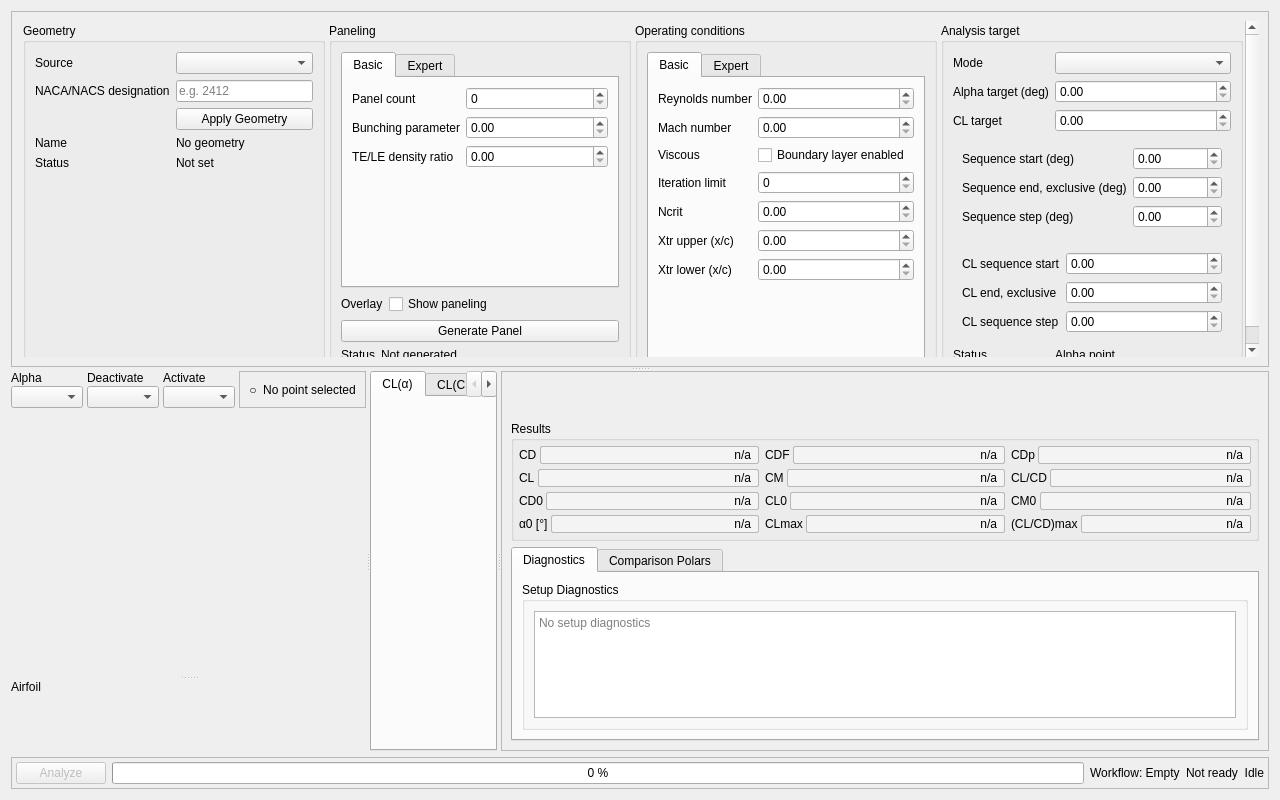
The window that src/gui/XFoilWidget.ui (of33/XFOIL.next) describes before a commit, drawn with Qt 5.
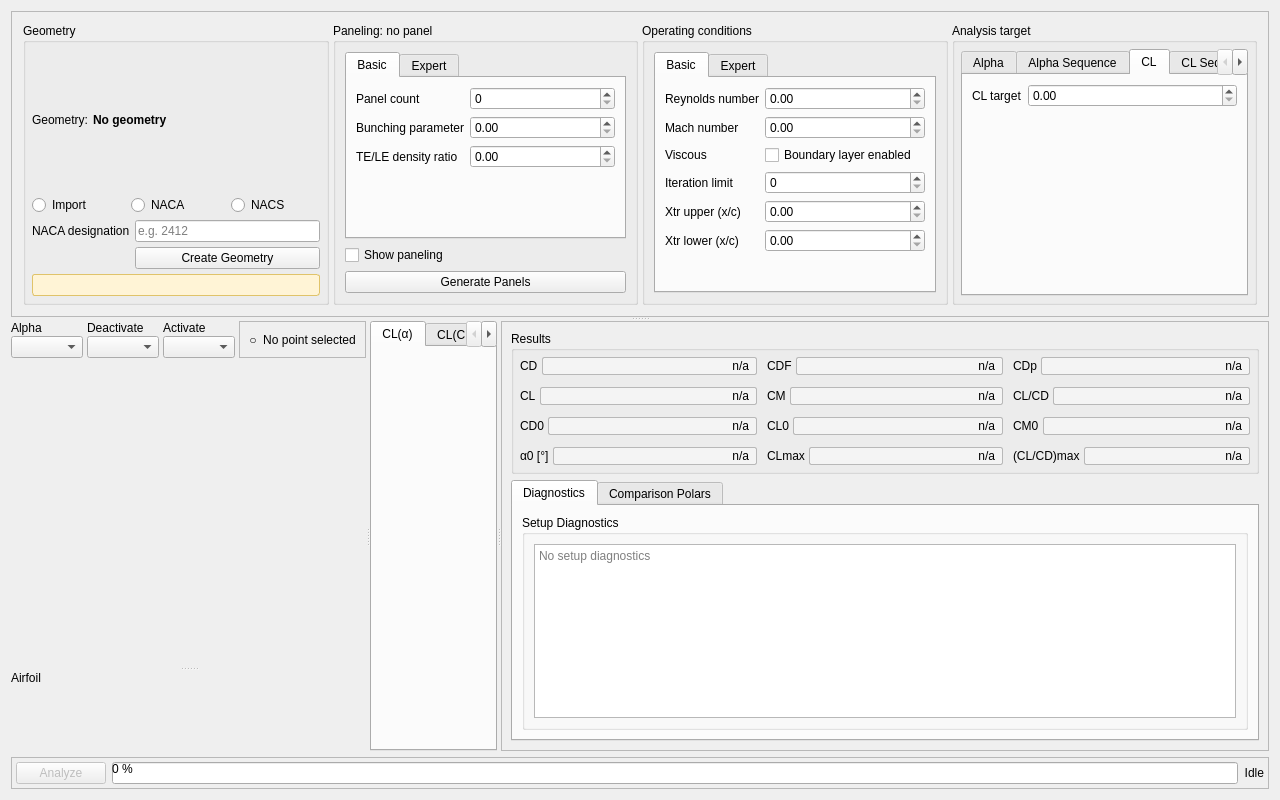
The same window after the commit. The open tabs and pages were chosen to show the change. Custom widgets are drawn as their Qt base class.

Commit message: Refine XFOIL.next GUI airfoil workflow

Diff of the .ui file:
```diff
--- a/src/gui/XFoilWidget.ui
+++ b/src/gui/XFoilWidget.ui
@@ -99,38 +99,142 @@
              <property name="title">
               <string>Geometry</string>
              </property>
+             <layout class="QVBoxLayout" name="geometryGroupLayout">
+              <property name="leftMargin">
+               <number>6</number>
+              </property>
+              <property name="topMargin">
+               <number>6</number>
+              </property>
+              <property name="rightMargin">
+               <number>6</number>
+              </property>
+              <property name="bottomMargin">
+               <number>6</number>
+              </property>
+              <property name="spacing">
+               <number>5</number>
+              </property>
+              <item>
+               <layout class="QHBoxLayout" name="geometryHeaderLayout">
+                <property name="leftMargin">
+                 <number>0</number>
+                </property>
+                <property name="topMargin">
+                 <number>0</number>
+                </property>
+                <property name="rightMargin">
+                 <number>0</number>
+                </property>
+                <property name="bottomMargin">
+                 <number>0</number>
+                </property>
+                <property name="spacing">
+                 <number>5</number>
+                </property>
+                <item>
+                 <widget class="QLabel" name="geometryHeaderLabel">
+                  <property name="text">
+                   <string>Geometry:</string>
+                  </property>
+                  <property name="accessibleName">
+                   <string>Geometry</string>
+                  </property>
+                 </widget>
+                </item>
+                <item>
+                 <widget class="QStackedWidget" name="airfoilNameStack">
+                  <property name="sizePolicy">
+                   <sizepolicy hsizetype="Expanding" vsizetype="Preferred">
+                    <horstretch>1</horstretch>
+                    <verstretch>0</verstretch>
+                   </sizepolicy>
+                  </property>
+                  <widget class="QLabel" name="airfoilNameDisplayLabel">
+                   <property name="text">
+                    <string>No geometry</string>
+                   </property>
+                   <property name="styleSheet">
+                    <string>font-weight: 600;</string>
+                   </property>
+                   <property name="accessibleName">
+                    <string>Airfoil name</string>
+                   </property>
+                  </widget>
+                  <widget class="QLineEdit" name="airfoilNameEdit">
+                   <property name="toolTip">
+                    <string>Click the name, edit it, then press Enter or leave the field. Escape cancels.</string>
+                   </property>
+                   <property name="accessibleName">
+                    <string>Airfoil name</string>
+                   </property>
+                  </widget>
+                 </widget>
+                </item>
+               </layout>
+              </item>
+              <item>
+               <layout class="QHBoxLayout" name="geometrySourceLayout">
+                <property name="leftMargin">
+                 <number>0</number>
+                </property>
+                <property name="topMargin">
+                 <number>0</number>
+                </property>
+                <property name="rightMargin">
+                 <number>0</number>
+                </property>
+                <property name="bottomMargin">
+                 <number>0</number>
+                </property>
+                <property name="spacing">
+                 <number>10</number>
+                </property>
+                <item>
+                 <widget class="QRadioButton" name="geometryImportRadio">
+                  <property name="text">
+                   <string>Import</string>
+                  </property>
+                  <property name="accessibleName">
+                   <string>Import airfoil coordinates</string>
+                  </property>
+                 </widget>
+                </item>
+                <item>
+                 <widget class="QRadioButton" name="geometryNacaRadio">
+                  <property name="text">
+                   <string>NACA</string>
+                  </property>
+                  <property name="accessibleName">
+                   <string>NACA geometry</string>
+                  </property>
+                 </widget>
+                </item>
+                <item>
+                 <widget class="QRadioButton" name="geometryNacsRadio">
+                  <property name="text">
+                   <string>NACS</string>
+                  </property>
+                  <property name="accessibleName">
+                   <string>NACS geometry</string>
+                  </property>
+                 </widget>
+                </item>
+               </layout>
+              </item>
+              <item>
              <layout class="QFormLayout" name="geometryForm">
               <property name="rowWrapPolicy">
                <enum>QFormLayout::WrapLongRows</enum>
               </property>
               <item row="0" column="0">
-               <widget class="QLabel" name="geometrySourceLabel">
-                <property name="text">
-                 <string>Source</string>
-                </property>
-               </widget>
-              </item>
-              <item row="0" column="1">
-               <widget class="QComboBox" name="geometrySourceCombo">
-                <property name="toolTip">
-                 <string>File geometry is supplied by the host through setGeometry(). NACA and NACS generate in memory.</string>
-                </property>
-                <property name="accessibleName">
-                 <string>Geometry source</string>
-                </property>
-                <property name="maximumWidth">
-                 <number>160</number>
-                </property>
-               </widget>
-              </item>
-              <item row="1" column="0">
                <widget class="QLabel" name="nacaDesignationLabel">
                 <property name="text">
-                 <string>NACA/NACS designation</string>
+                   <string>NACA designation</string>
                 </property>
                </widget>
               </item>
-              <item row="1" column="1">
+                <item row="0" column="1">
                <widget class="QLineEdit" name="nacaDesignationEdit">
                 <property name="placeholderText">
                  <string>e.g. 2412</string>
@@ -146,10 +250,10 @@
                 </property>
                </widget>
               </item>
-              <item row="2" column="1">
+                <item row="1" column="1">
                <widget class="QPushButton" name="applyGeometryButton">
                 <property name="text">
-                 <string>Apply Geometry</string>
+                   <string>Create Geometry</string>
                 </property>
                 <property name="toolTip">
                  <string>Validate and adopt the selected NACA or NACS geometry.</string>
@@ -159,31 +263,24 @@
                 </property>
                </widget>
               </item>
-              <item row="3" column="0">
-               <widget class="QLabel" name="geometryNameCaption">
-                <property name="text">
-                 <string>Name</string>
+                <property name="rowWrapPolicy">
+                 <enum>QFormLayout::WrapLongRows</enum>
                 </property>
-               </widget>
+               </layout>
               </item>
-              <item row="3" column="1">
-               <widget class="QLabel" name="geometryNameLabel">
+              <item>
+               <widget class="QLabel" name="geometryImportNoticeLabel">
                 <property name="text">
-                 <string>No geometry</string>
+                 <string />
                 </property>
-               </widget>
-              </item>
-              <item row="4" column="0">
-               <widget class="QLabel" name="geometryStatusCaption">
-                <property name="text">
-                 <string>Status</string>
+                <property name="wordWrap">
+                 <bool>true</bool>
                 </property>
-               </widget>
-              </item>
-              <item row="4" column="1">
-               <widget class="QLabel" name="geometryStatusLabel">
-                <property name="text">
-                 <string>Not set</string>
+                <property name="visible">
+                 <bool>false</bool>
+                </property>
+                <property name="styleSheet">
+                 <string>QLabel { color: #6a4c00; background-color: #fff4d6; border: 1px solid #e0c36a; border-radius: 3px; padding: 3px; }</string>
                 </property>
                </widget>
               </item>
@@ -199,7 +296,7 @@
               </sizepolicy>
              </property>
              <property name="title">
-              <string>Paneling</string>
+              <string>Paneling: no panel</string>
              </property>
              <layout class="QVBoxLayout" name="panelingGroupLayout">
               <item>
@@ -390,18 +487,6 @@
                </widget>
               </item>
               <item>
-               <layout class="QFormLayout" name="panelingPreviewForm">
-                <property name="rowWrapPolicy">
-                 <enum>QFormLayout::WrapLongRows</enum>
-                </property>
-                <item row="0" column="0">
-                 <widget class="QLabel" name="showPanelingLabel">
-                  <property name="text">
-                   <string>Overlay</string>
-                  </property>
-                 </widget>
-                </item>
-                <item row="0" column="1">
                  <widget class="QCheckBox" name="showPanelingCheckBox">
                   <property name="text">
                    <string>Show paneling</string>
@@ -410,16 +495,14 @@
                    <string>Show the red panel contour and panel-node ticks. View only.</string>
                   </property>
                   <property name="accessibleName">
-                   <string>Show paneling overlay</string>
-                  </property>
-                 </widget>
-                </item>
-               </layout>
+                 <string>Show paneling</string>
+                </property>
+               </widget>
               </item>
               <item>
                <widget class="QPushButton" name="generatePanelButton">
                 <property name="text">
-                 <string>Generate Panel</string>
+                 <string>Generate Panels</string>
                 </property>
                 <property name="toolTip">
                  <string>Generate the panel from the current geometry and paneling options.</string>
@@ -429,27 +512,6 @@
                 </property>
                </widget>
               </item>
-              <item>
-               <layout class="QFormLayout" name="panelingStatusForm">
-                <property name="rowWrapPolicy">
-                 <enum>QFormLayout::WrapLongRows</enum>
-                </property>
-                <item row="0" column="0">
-                 <widget class="QLabel" name="panelStatusCaption">
-                  <property name="text">
-                   <string>Status</string>
-                  </property>
-                 </widget>
-                </item>
-                <item row="0" column="1">
-                 <widget class="QLabel" name="panelStatusLabel">
-                  <property name="text">
-                   <string>Not generated</string>
-                  </property>
-                 </widget>
-                </item>
-               </layout>
-              </item>
              </layout>
             </widget>
            </item>
@@ -559,33 +621,13 @@
                    </widget>
                   </item>
                   <item row="4" column="0">
-                   <widget class="QLabel" name="ncritLabel">
-                    <property name="text">
-                     <string>Ncrit</string>
-                    </property>
-                   </widget>
-                  </item>
-                  <item row="4" column="1">
-                   <widget class="QDoubleSpinBox" name="ncritSpin">
-                    <property name="toolTip">
-                     <string>Critical amplification exponent; must be positive.</string>
-                    </property>
-                    <property name="accessibleName">
-                     <string>Ncrit</string>
-                    </property>
-                    <property name="maximumWidth">
-                     <number>95</number>
-                    </property>
-                   </widget>
-                  </item>
-                  <item row="5" column="0">
                    <widget class="QLabel" name="xtrUpperLabel">
                     <property name="text">
                      <string>Xtr upper (x/c)</string>
                     </property>
                    </widget>
                   </item>
-                  <item row="5" column="1">
+                  <item row="4" column="1">
                    <widget class="QDoubleSpinBox" name="xtrUpperSpin">
                     <property name="toolTip">
                      <string>Upper transition trip position x/c in [0, 1].</string>
@@ -598,14 +640,14 @@
                     </property>
                    </widget>
                   </item>
-                  <item row="6" column="0">
+                  <item row="5" column="0">
                    <widget class="QLabel" name="xtrLowerLabel">
                     <property name="text">
                      <string>Xtr lower (x/c)</string>
                     </property>
                    </widget>
                   </item>
-                  <item row="6" column="1">
+                  <item row="5" column="1">
                    <widget class="QDoubleSpinBox" name="xtrLowerSpin">
                     <property name="toolTip">
                      <string>Lower transition trip position x/c in [0, 1].</string>
@@ -708,6 +750,26 @@
                     </property>
                    </widget>
                   </item>
+                  <item row="4" column="0">
+                   <widget class="QLabel" name="ncritLabel">
+                    <property name="text">
+                     <string>Ncrit</string>
+                    </property>
+                   </widget>
+                  </item>
+                  <item row="4" column="1">
+                   <widget class="QDoubleSpinBox" name="ncritSpin">
+                    <property name="toolTip">
+                     <string>Critical amplification exponent; must be positive.</string>
+                    </property>
+                    <property name="accessibleName">
+                     <string>Ncrit</string>
+                    </property>
+                    <property name="maximumWidth">
+                     <number>95</number>
+                    </property>
+                   </widget>
+                  </item>
                  </layout>
                 </widget>
                </widget>
@@ -726,35 +788,43 @@
              <property name="title">
               <string>Analysis target</string>
              </property>
-             <layout class="QFormLayout" name="targetForm">
+             <layout class="QVBoxLayout" name="targetGroupLayout">
+              <property name="leftMargin">
+               <number>6</number>
+              </property>
+              <property name="topMargin">
+               <number>6</number>
+              </property>
+              <property name="rightMargin">
+               <number>6</number>
+              </property>
+              <property name="bottomMargin">
+               <number>6</number>
+              </property>
+              <property name="spacing">
+               <number>4</number>
+              </property>
+              <item>
+               <widget class="QTabWidget" name="analysisTargetTabs">
+                <property name="accessibleName">
+                 <string>Analysis target mode pages</string>
+                </property>
+                <widget class="QWidget" name="alphaPointPage">
+                 <attribute name="title">
+                  <string>Alpha</string>
+                 </attribute>
+                 <layout class="QFormLayout" name="alphaPointPageForm">
               <property name="rowWrapPolicy">
                <enum>QFormLayout::WrapLongRows</enum>
               </property>
               <item row="0" column="0">
-               <widget class="QLabel" name="targetModeLabel">
-                <property name="text">
-                 <string>Mode</string>
-                </property>
-               </widget>
-              </item>
-              <item row="0" column="1">
-               <widget class="QComboBox" name="targetModeCombo">
-                <property name="toolTip">
-                 <string>Choose alpha point, CL point, alpha sequence or CL sequence.</string>
-                </property>
-                <property name="accessibleName">
-                 <string>Analysis target mode</string>
-                </property>
-               </widget>
-              </item>
-              <item row="1" column="0">
                <widget class="QLabel" name="alphaTargetLabel">
                 <property name="text">
                  <string>Alpha target (deg)</string>
                 </property>
                </widget>
               </item>
-              <item row="1" column="1">
+                  <item row="0" column="1">
                <widget class="QDoubleSpinBox" name="alphaTargetSpin">
                 <property name="toolTip">
                  <string>Alpha target in degrees.</string>
@@ -767,29 +837,13 @@
                 </property>
                </widget>
               </item>
-              <item row="2" column="0">
-               <widget class="QLabel" name="clTargetLabel">
-                <property name="text">
-                 <string>CL target</string>
-                </property>
-               </widget>
-              </item>
-              <item row="2" column="1">
-               <widget class="QDoubleSpinBox" name="clTargetSpin">
-                <property name="toolTip">
-                 <string>Lift coefficient target; dimensionless.</string>
-                </property>
-                <property name="accessibleName">
-                 <string>Lift coefficient target</string>
-                </property>
-                <property name="maximumWidth">
-                 <number>100</number>
-                </property>
-               </widget>
-              </item>
-              <item row="3" column="0" colspan="2">
-               <widget class="QWidget" name="sequenceFields" native="true">
-                <layout class="QFormLayout" name="sequenceForm">
+                 </layout>
+                </widget>
+                <widget class="QWidget" name="alphaSequencePage">
+                 <attribute name="title">
+                  <string>Alpha Sequence</string>
+                 </attribute>
+                 <layout class="QFormLayout" name="alphaSequencePageForm">
                  <property name="rowWrapPolicy">
                   <enum>QFormLayout::WrapLongRows</enum>
                  </property>
@@ -855,10 +909,41 @@
                  </item>
                 </layout>
                </widget>
-              </item>
-              <item row="4" column="0" colspan="2">
-               <widget class="QWidget" name="clSequenceFields" native="true">
-                <layout class="QFormLayout" name="clSequenceForm">
+                <widget class="QWidget" name="clPointPage">
+                 <attribute name="title">
+                  <string>CL</string>
+                 </attribute>
+                 <layout class="QFormLayout" name="clPointPageForm">
+                  <property name="rowWrapPolicy">
+                   <enum>QFormLayout::WrapLongRows</enum>
+                  </property>
+                  <item row="0" column="0">
+                   <widget class="QLabel" name="clTargetLabel">
+                    <property name="text">
+                     <string>CL target</string>
+                    </property>
+                   </widget>
+                  </item>
+                  <item row="0" column="1">
+                   <widget class="QDoubleSpinBox" name="clTargetSpin">
+                    <property name="toolTip">
+                     <string>Lift coefficient target; dimensionless.</string>
+                    </property>
+                    <property name="accessibleName">
+                     <string>Lift coefficient target</string>
+                    </property>
+                    <property name="maximumWidth">
+                     <number>100</number>
+                    </property>
+                   </widget>
+                  </item>
+                 </layout>
+                </widget>
+                <widget class="QWidget" name="clSequencePage">
+                 <attribute name="title">
+                  <string>CL Sequence</string>
+                 </attribute>
+                 <layout class="QFormLayout" name="clSequencePageForm">
                  <property name="rowWrapPolicy">
                   <enum>QFormLayout::WrapLongRows</enum>
                  </property>
@@ -924,19 +1009,6 @@
                  </item>
                 </layout>
                </widget>
-              </item>
-              <item row="5" column="0">
-               <widget class="QLabel" name="targetStatusCaption">
-                <property name="text">
-                 <string>Status</string>
-                </property>
-               </widget>
-              </item>
-              <item row="5" column="1">
-               <widget class="QLabel" name="targetStatusLabel">
-                <property name="text">
-                 <string>Alpha point</string>
-                </property>
                </widget>
               </item>
              </layout>
@@ -1522,22 +1594,6 @@
            <enum>QFrame::StyledPanel</enum>
           </property>
           <layout class="QVBoxLayout" name="resultsColumnLayout">
-           <item>
-            <spacer name="resultsColumnSpacer">
-             <property name="orientation">
-              <enum>Qt::Vertical</enum>
-             </property>
-             <property name="sizeType">
-              <enum>QSizePolicy::Expanding</enum>
-             </property>
-             <property name="sizeHint" stdset="0">
-              <size>
-               <width>20</width>
-               <height>40</height>
-              </size>
-             </property>
-            </spacer>
-           </item>
            <item>
             <widget class="QGroupBox" name="resultMatrixGroup">
              <property name="title">
@@ -1595,19 +1651,19 @@
                   </widget>
                  </item>
                  <property name="leftMargin">
-                  <number>1</number>
+                  <number>2</number>
                  </property>
                  <property name="topMargin">
-                  <number>1</number>
+                  <number>2</number>
                  </property>
                  <property name="rightMargin">
-                  <number>1</number>
+                  <number>2</number>
                  </property>
                  <property name="bottomMargin">
-                  <number>1</number>
+                  <number>2</number>
                  </property>
                  <property name="spacing">
-                  <number>3</number>
+                  <number>4</number>
                  </property>
                 </layout>
                </widget>
@@ -1657,19 +1713,19 @@
                   </widget>
                  </item>
                  <property name="leftMargin">
-                  <number>1</number>
+                  <number>2</number>
                  </property>
                  <property name="topMargin">
-                  <number>1</number>
+                  <number>2</number>
                  </property>
                  <property name="rightMargin">
-                  <number>1</number>
+                  <number>2</number>
                  </property>
                  <property name="bottomMargin">
-                  <number>1</number>
+                  <number>2</number>
                  </property>
                  <property name="spacing">
-                  <number>3</number>
+                  <number>4</number>
                  </property>
                 </layout>
                </widget>
@@ -1719,19 +1775,19 @@
                   </widget>
                  </item>
                  <property name="leftMargin">
-                  <number>1</number>
+                  <number>2</number>
                  </property>
                  <property name="topMargin">
-                  <number>1</number>
+                  <number>2</number>
                  </property>
                  <property name="rightMargin">
-                  <number>1</number>
+                  <number>2</number>
                  </property>
                  <property name="bottomMargin">
-                  <number>1</number>
+                  <number>2</number>
                  </property>
                  <property name="spacing">
-                  <number>3</number>
+                  <number>4</number>
                  </property>
                 </layout>
                </widget>
@@ -1781,19 +1837,19 @@
                   </widget>
                  </item>
                  <property name="leftMargin">
-                  <number>1</number>
+                  <number>2</number>
                  </property>
                  <property name="topMargin">
-                  <number>1</number>
+                  <number>2</number>
                  </property>
                  <property name="rightMargin">
-                  <number>1</number>
+                  <number>2</number>
                  </property>
                  <property name="bottomMargin">
-                  <number>1</number>
+                  <number>2</number>
                  </property>
                  <property name="spacing">
-                  <number>3</number>
+                  <number>4</number>
                  </property>
                 </layout>
                </widget>
@@ -1843,19 +1899,19 @@
                   </widget>
                  </item>
                  <property name="leftMargin">
-                  <number>1</number>
+                  <number>2</number>
                  </property>
                  <property name="topMargin">
-                  <number>1</number>
+                  <number>2</number>
                  </property>
                  <property name="rightMargin">
-                  <number>1</number>
+                  <number>2</number>
                  </property>
                  <property name="bottomMargin">
-                  <number>1</number>
+                  <number>2</number>
                  </property>
                  <property name="spacing">
-                  <number>3</number>
+                  <number>4</number>
                  </property>
                 </layout>
                </widget>
@@ -1905,19 +1961,19 @@
                   </widget>
                  </item>
                  <property name="leftMargin">
-                  <number>1</number>
+                  <number>2</number>
                  </property>
                  <property name="topMargin">
-                  <number>1</number>
+                  <number>2</number>
                  </property>
                  <property name="rightMargin">
-                  <number>1</number>
+                  <number>2</number>
                  </property>
                  <property name="bottomMargin">
-                  <number>1</number>
+                  <number>2</number>
                  </property>
                  <property name="spacing">
-                  <number>3</number>
+                  <number>4</number>
                  </property>
                 </layout>
                </widget>
@@ -1967,19 +2023,19 @@
                   </widget>
                  </item>
                  <property name="leftMargin">
-                  <number>1</number>
+                  <number>2</number>
                  </property>
                  <property name="topMargin">
-                  <number>1</number>
+                  <number>2</number>
                  </property>
                  <property name="rightMargin">
-                  <number>1</number>
+                  <number>2</number>
                  </property>
                  <property name="bottomMargin">
-                  <number>1</number>
+                  <number>2</number>
                  </property>
                  <property name="spacing">
-                  <number>3</number>
+                  <number>4</number>
                  </property>
                 </layout>
                </widget>
@@ -2029,19 +2085,19 @@
                   </widget>
                  </item>
                  <property name="leftMargin">
-                  <number>1</number>
+                  <number>2</number>
                  </property>
                  <property name="topMargin">
-                  <number>1</number>
+                  <number>2</number>
                  </property>
                  <property name="rightMargin">
-                  <number>1</number>
+                  <number>2</number>
                  </property>
                  <property name="bottomMargin">
-                  <number>1</number>
+                  <number>2</number>
                  </property>
                  <property name="spacing">
-                  <number>3</number>
+                  <number>4</number>
                  </property>
                 </layout>
                </widget>
@@ -2091,19 +2147,19 @@
                   </widget>
                  </item>
                  <property name="leftMargin">
-                  <number>1</number>
+                  <number>2</number>
                  </property>
                  <property name="topMargin">
-                  <number>1</number>
+                  <number>2</number>
                  </property>
                  <property name="rightMargin">
-                  <number>1</number>
+                  <number>2</number>
                  </property>
                  <property name="bottomMargin">
-                  <number>1</number>
+                  <number>2</number>
                  </property>
                  <property name="spacing">
-                  <number>3</number>
+                  <number>4</number>
                  </property>
                 </layout>
                </widget>
@@ -2153,19 +2209,19 @@
                   </widget>
                  </item>
                  <property name="leftMargin">
-                  <number>1</number>
+                  <number>2</number>
                  </property>
                  <property name="topMargin">
-                  <number>1</number>
+                  <number>2</number>
                  </property>
                  <property name="rightMargin">
-                  <number>1</number>
+                  <number>2</number>
                  </property>
                  <property name="bottomMargin">
-                  <number>1</number>
+                  <number>2</number>
                  </property>
                  <property name="spacing">
-                  <number>3</number>
+                  <number>4</number>
                  </property>
                 </layout>
                </widget>
@@ -2215,19 +2271,19 @@
                   </widget>
                  </item>
                  <property name="leftMargin">
-                  <number>1</number>
+                  <number>2</number>
                  </property>
                  <property name="topMargin">
-                  <number>1</number>
+                  <number>2</number>
                  </property>
                  <property name="rightMargin">
-                  <number>1</number>
+                  <number>2</number>
                  </property>
                  <property name="bottomMargin">
-                  <number>1</number>
+                  <number>2</number>
                  </property>
                  <property name="spacing">
-                  <number>3</number>
+                  <number>4</number>
                  </property>
                 </layout>
                </widget>
@@ -2277,19 +2333,19 @@
                   </widget>
                  </item>
                  <property name="leftMargin">
-                  <number>1</number>
+                  <number>2</number>
                  </property>
                  <property name="topMargin">
-                  <number>1</number>
+                  <number>2</number>
                  </property>
                  <property name="rightMargin">
-                  <number>1</number>
+                  <number>2</number>
                  </property>
                  <property name="bottomMargin">
-                  <number>1</number>
+                  <number>2</number>
                  </property>
                  <property name="spacing">
-                  <number>3</number>
+                  <number>4</number>
                  </property>
                 </layout>
                </widget>
@@ -2307,10 +2363,10 @@
                <number>4</number>
               </property>
               <property name="horizontalSpacing">
-               <number>4</number>
+               <number>6</number>
               </property>
               <property name="verticalSpacing">
-               <number>3</number>
+               <number>8</number>
               </property>
              </layout>
             </widget>
@@ -2645,26 +2701,6 @@
         </property>
        </widget>
       </item>
-      <item>
-       <widget class="QLabel" name="workflowStateLabel">
-        <property name="text">
-         <string>Workflow: Empty</string>
-        </property>
-        <property name="visible">
-         <bool>false</bool>
-        </property>
-       </widget>
-      </item>
-      <item>
-       <widget class="QLabel" name="statusLabel">
-        <property name="text">
-         <string>Not ready</string>
-        </property>
-        <property name="visible">
-         <bool>false</bool>
-        </property>
-       </widget>
-      </item>
       <item>
        <widget class="QLabel" name="analysisStatusLabel">
         <property name="text">
@@ -2688,6 +2724,15 @@
        </widget>
       </item>
      </layout>
+     <property name="styleSheet">
+      <string>
+QPushButton#analyzeButton[analysisState="disabled"] { background-color: #d9d9d9; color: #666666; }
+QPushButton#analyzeButton[analysisState="ready"] { background-color: #2e7d32; color: white; font-weight: 600; }
+QPushButton#analyzeButton[analysisState="running"] { background-color: #c62828; color: white; font-weight: 600; }
+QPushButton#analyzeButton[analysisState="cancelling"] { background-color: #c62828; color: #f5f5f5; font-weight: 600; }
+QProgressBar#analysisProgressBar::chunk { background-color: #1565c0; }
+</string>
+     </property>
     </widget>
    </item>
   </layout>
```
Left out of the diff: 26 changed lines with no effect on the pictures. Lines whose indentation alone changed are shown as unchanged. The commit also changes 28 other files.
